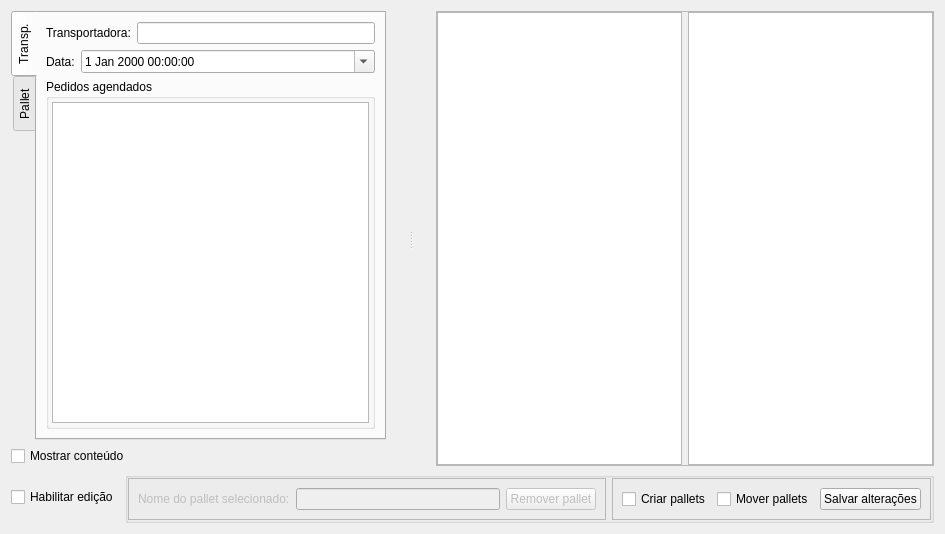
This is ui/widgetgalpao.ui in darktorres/ERP-STACCATO as Qt 5 draws it before an edit. The edited form follows.
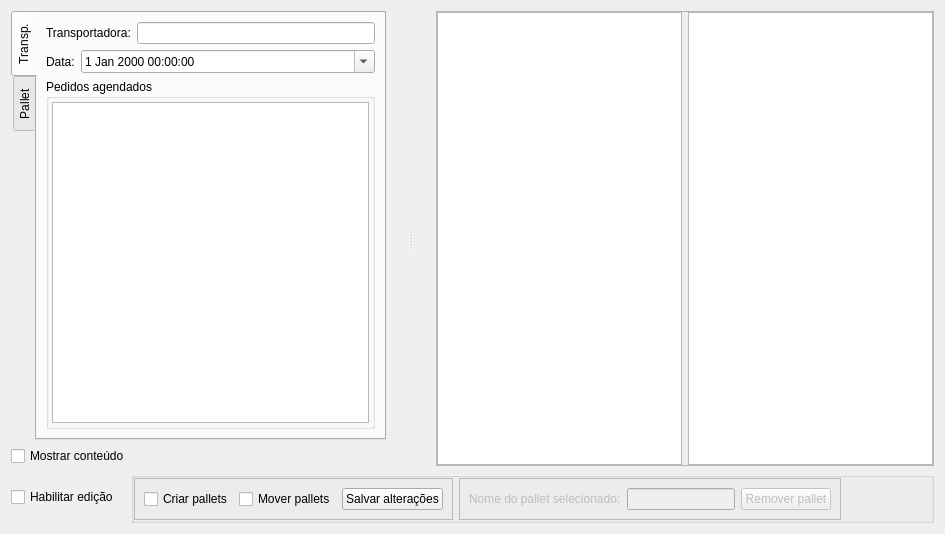
This is the edited form. Custom widgets are drawn as their Qt base class.

Patch:
```diff
--- a/ui/widgetgalpao.ui
+++ b/ui/widgetgalpao.ui
@@ -17,7 +17,7 @@
    <string>Dialog</string>
   </property>
   <layout class="QGridLayout" name="gridLayout_3">
-   <item row="1" column="1">
+   <item row="1" column="2">
     <widget class="QGroupBox" name="groupBoxEdicao">
      <property name="checked">
       <bool>false</bool>
@@ -35,7 +35,7 @@
       <property name="bottomMargin">
        <number>0</number>
       </property>
-      <item row="0" column="0">
+      <item row="0" column="1">
        <widget class="QFrame" name="framePalletSelecionado">
         <property name="enabled">
          <bool>false</bool>
@@ -73,7 +73,7 @@
         </layout>
        </widget>
       </item>
-      <item row="0" column="1">
+      <item row="0" column="0">
        <widget class="QFrame" name="frameEdicao">
         <property name="frameShape">
          <enum>QFrame::StyledPanel</enum>
@@ -106,17 +106,23 @@
         </layout>
        </widget>
       </item>
+      <item row="0" column="2">
+       <spacer name="horizontalSpacer">
+        <property name="orientation">
+         <enum>Qt::Horizontal</enum>
+        </property>
+        <property name="sizeHint" stdset="0">
+         <size>
+          <width>40</width>
+          <height>20</height>
+         </size>
+        </property>
+       </spacer>
+      </item>
      </layout>
     </widget>
    </item>
-   <item row="1" column="0">
-    <widget class="QCheckBox" name="checkBoxEdicao">
-     <property name="text">
-      <string>Habilitar edição</string>
-     </property>
-    </widget>
-   </item>
-   <item row="0" column="0" colspan="2">
+   <item row="0" column="0" colspan="3">
     <widget class="QSplitter" name="splitter">
      <property name="orientation">
       <enum>Qt::Horizontal</enum>
@@ -591,6 +597,13 @@
      </widget>
     </widget>
    </item>
+   <item row="1" column="0">
+    <widget class="QCheckBox" name="checkBoxEdicao">
+     <property name="text">
+      <string>Habilitar edição</string>
+     </property>
+    </widget>
+   </item>
   </layout>
  </widget>
  <customwidgets>
```
